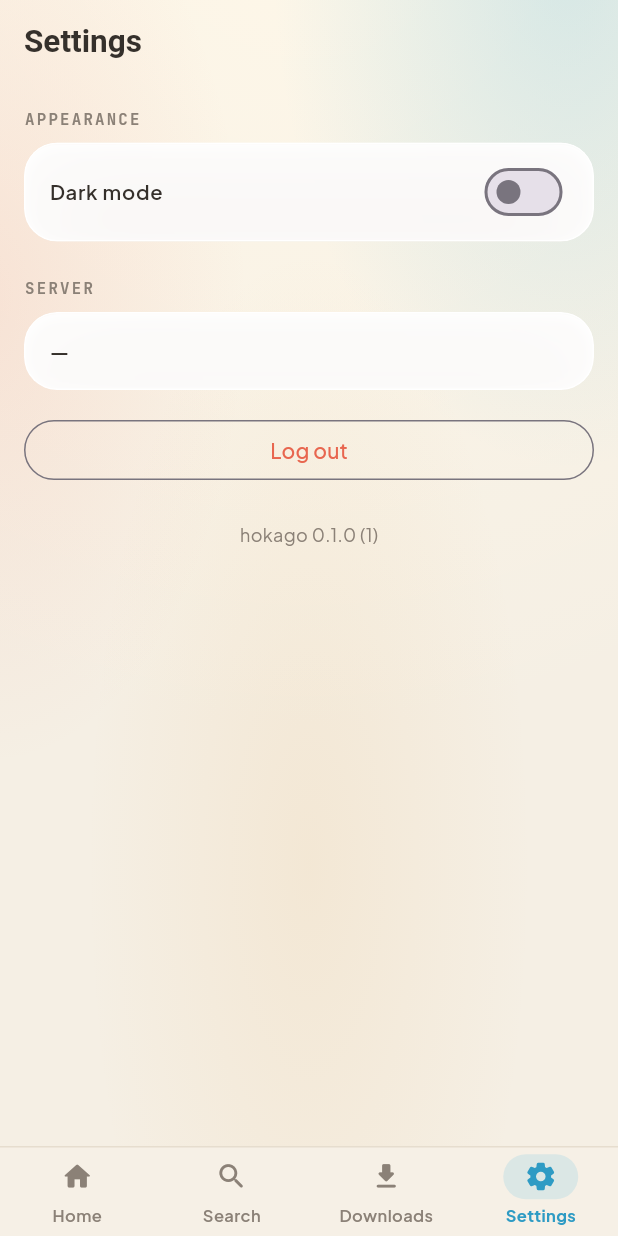
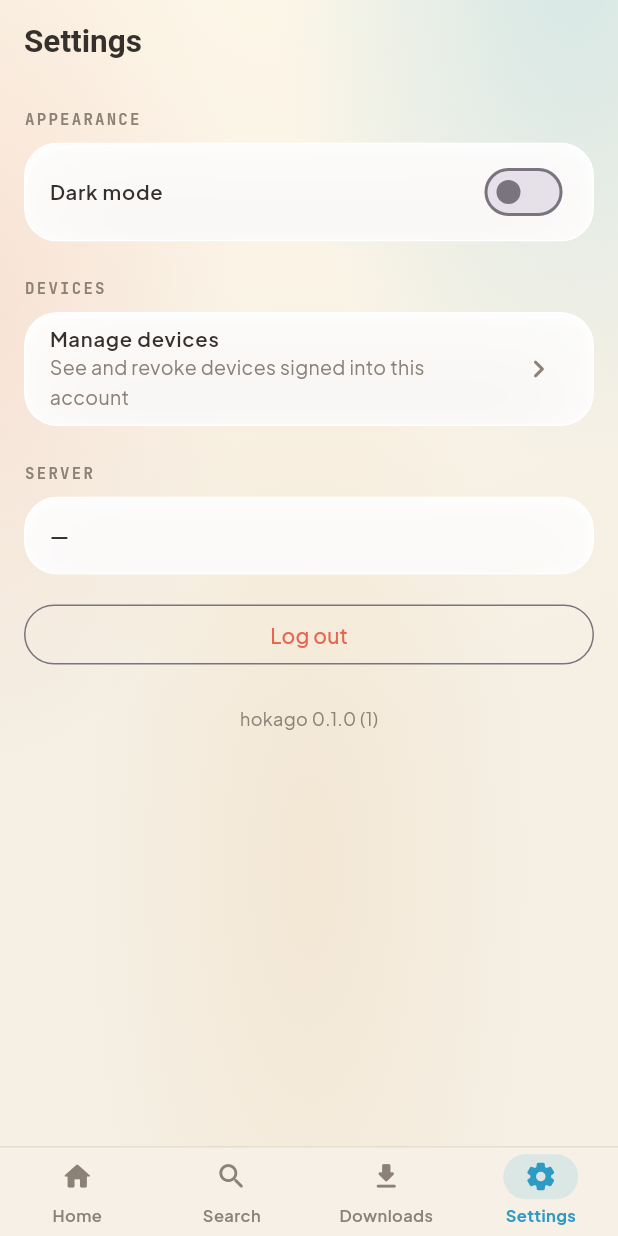
Before and after one commit to rishabhroyy/hokago, a Flutter app: the PrefsScreen screen opened by its route, on a phone screen of 412 x 824 dp. Run offline on Flutter 3.47's test engine with Material 3 defaults, Android fonts, the phone set to English and light mode, and no system bars; our stand-ins replace cached_network_image, dio, flutter_riverpod, flutter_secure_storage, go_router, package_info_plus and 1 more; missing offline and left inert: background_downloader, media_kit, media_kit_video; accounts and stored records are empty; Roboto replaces fonts that are missing (Zen Maru Gothic).

Commit message:
feat(native): profile picker + device management
Multi-profile accounts previously silently auto-picked the first profile
(SessionController._resolvePrimaryProfile ignored everything past
index 0) — no equivalent of the web's profile concept for an account
with more than one. Added SessionStatus.needsProfile + a picker screen,
gated the same way as the other auth-flow states; single-profile
accounts skip it entirely (auto-select, unchanged behavior). Prefs gets
a "switch profile" row when there's more than one, and a "Manage
devices" row into a new DeviceManagementScreen (list + revoke, GET/DELETE
/auth/devices — revoking this device signs the app out).

Also fixed a real bug found while touching this code: logout() used
copyWith(profileId: null, ...) to try to clear the profile — copyWith's
`x ?? this.x` pattern can't express "clear a field", so the old
profileId/profileName silently survived logout. Constructs a fresh
SessionState there now instead.

```diff
--- a/native/flutter/lib/core/api/hokago_api.dart
+++ b/native/flutter/lib/core/api/hokago_api.dart
@@ -206,4 +206,9 @@ class HokagoApi {
     final res = await _client.dio.get('/auth/devices');
     return (res.data as List).map((e) => DeviceSummary.fromJson(e as Map<String, dynamic>)).toList();
   }
+
+  /// Revokes every session bound to the device (may be this install).
+  Future<void> deleteDevice(String id) async {
+    await _client.dio.delete('/auth/devices/$id');
+  }
 }
--- a/native/flutter/lib/core/router/app_router.dart
+++ b/native/flutter/lib/core/router/app_router.dart
@@ -10,6 +10,7 @@ import '../../features/onboarding/first_run_setup_screen.dart';
 import '../../features/onboarding/server_setup_screen.dart';
 import '../../features/player/player_screen.dart';
 import '../../features/prefs/prefs_screen.dart';
+import '../../features/profiles/profile_picker_screen.dart';
 import '../../features/search/search_screen.dart';
 import '../../features/downloads/downloads_screen.dart';
 import '../../features/shell/app_shell.dart';
@@ -58,8 +59,10 @@ GoRouter buildAppRouter(Ref ref) {
           return path == '/setup' ? null : '/setup';
         case SessionStatus.needsLogin:
           return path == '/login' ? null : '/login';
+        case SessionStatus.needsProfile:
+          return path == '/pick-profile' ? null : '/pick-profile';
         case SessionStatus.authenticated:
-          const gates = {'/setup-server', '/setup', '/login'};
+          const gates = {'/setup-server', '/setup', '/login', '/pick-profile'};
           return gates.contains(path) ? '/' : null;
       }
     },
@@ -67,6 +70,7 @@ GoRouter buildAppRouter(Ref ref) {
       GoRoute(path: '/setup-server', pageBuilder: (_, state) => _slidePage(const ServerSetupScreen(), state)),
       GoRoute(path: '/setup', pageBuilder: (_, state) => _slidePage(const FirstRunSetupScreen(), state)),
       GoRoute(path: '/login', pageBuilder: (_, state) => _slidePage(const LoginScreen(), state)),
+      GoRoute(path: '/pick-profile', pageBuilder: (_, state) => _slidePage(const ProfilePickerScreen(), state)),
       ShellRoute(
         builder: (context, state, child) => AppShell(child: child),
         routes: [
--- a/native/flutter/lib/core/session/session_state.dart
+++ b/native/flutter/lib/core/session/session_state.dart
@@ -1,4 +1,10 @@
-enum SessionStatus { loading, needsServer, needsSetup, needsLogin, authenticated }
+enum SessionStatus { loading, needsServer, needsSetup, needsLogin, needsProfile, authenticated }
+
+class ProfileOption {
+  final String id;
+  final String name;
+  const ProfileOption({required this.id, required this.name});
+}
 
 class SessionState {
   final SessionStatus status;
@@ -7,8 +13,19 @@ class SessionState {
   final String? profileName;
   final String? error;
   final String? accessToken;
+  /// Every profile on the account — populated once, used by needsProfile
+  /// (picker) and Prefs' "switch profile". Web equivalent: profile.ts.
+  final List<ProfileOption> profiles;
 
-  const SessionState({required this.status, this.serverUrl, this.profileId, this.profileName, this.error, this.accessToken});
+  const SessionState({
+    required this.status,
+    this.serverUrl,
+    this.profileId,
+    this.profileName,
+    this.error,
+    this.accessToken,
+    this.profiles = const [],
+  });
 
   const SessionState.loading() : this(status: SessionStatus.loading);
 
@@ -19,6 +36,7 @@ class SessionState {
     String? profileName,
     String? error,
     String? accessToken,
+    List<ProfileOption>? profiles,
   }) =>
       SessionState(
         status: status ?? this.status,
@@ -27,5 +45,16 @@ class SessionState {
         profileName: profileName ?? this.profileName,
         error: error,
         accessToken: accessToken ?? this.accessToken,
+        profiles: profiles ?? this.profiles,
+      );
+
+  /// Explicit null-out for profileId (copyWith's `?? this.x` can't express
+  /// "clear this field" — needed by "switch profile").
+  SessionState clearProfile() => SessionState(
+        status: SessionStatus.needsProfile,
+        serverUrl: serverUrl,
+        error: error,
+        accessToken: accessToken,
+        profiles: profiles,
       );
 }
--- a/native/flutter/lib/features/prefs/prefs_screen.dart
+++ b/native/flutter/lib/features/prefs/prefs_screen.dart
@@ -6,11 +6,11 @@ import '../../core/session/session_controller.dart';
 import '../../core/theme/app_theme.dart';
 import '../../core/theme/theme_mode_controller.dart';
 import '../../core/widgets/hokago_panel.dart';
+import '../devices/device_management_screen.dart';
 
 /// Mirrors apps/web/src/views/PrefsView.tsx's role — account/appearance
-/// settings. v1: appearance (light/dark, the thing Rishabh asked for first)
-/// + server/session info + sign out. Profile switching, device management,
-/// and the rest of the web's prefs surface are a follow-up.
+/// settings: appearance (light/dark), profile switching, device management,
+/// server/session info, sign out.
 class PrefsScreen extends ConsumerWidget {
   const PrefsScreen({super.key});
 
@@ -33,6 +33,32 @@ class PrefsScreen extends ConsumerWidget {
               value: isDark,
               activeThumbColor: HokagoColors.wiiDeep,
               onChanged: (v) => ref.read(themeModeProvider.notifier).setDark(v),
+            ),
+          ),
+          if (session.profiles.length > 1) ...[
+            const SizedBox(height: 24),
+            _SectionLabel('Profile'),
+            const SizedBox(height: 8),
+            HokagoPanel(
+              padding: EdgeInsets.zero,
+              child: ListTile(
+                title: Text(session.profileName ?? '—', style: HokagoText.cardTitle),
+                subtitle: Text('${session.profiles.length} profiles on this account', style: HokagoText.meta),
+                trailing: Icon(Icons.swap_horiz_rounded, color: HokagoColors.ink3),
+                onTap: () => ref.read(sessionProvider.notifier).switchProfile(),
+              ),
+            ),
+          ],
+          const SizedBox(height: 24),
+          _SectionLabel('Devices'),
+          const SizedBox(height: 8),
+          HokagoPanel(
+            padding: EdgeInsets.zero,
+            child: ListTile(
+              title: Text('Manage devices', style: HokagoText.cardTitle),
+              subtitle: Text('See and revoke devices signed into this account', style: HokagoText.meta),
+              trailing: Icon(Icons.chevron_right_rounded, color: HokagoColors.ink3),
+              onTap: () => Navigator.of(context).push(MaterialPageRoute(builder: (_) => const DeviceManagementScreen())),
             ),
           ),
           const SizedBox(height: 24),
```
Also changed, not shown: native/flutter/lib/core/session/session_controller.dart (+31 -8 lines), native/flutter/lib/features/devices/device_management_screen.dart (added, +89 -0 lines), native/flutter/lib/features/profiles/profile_picker_screen.dart (added, +78 -0 lines).
